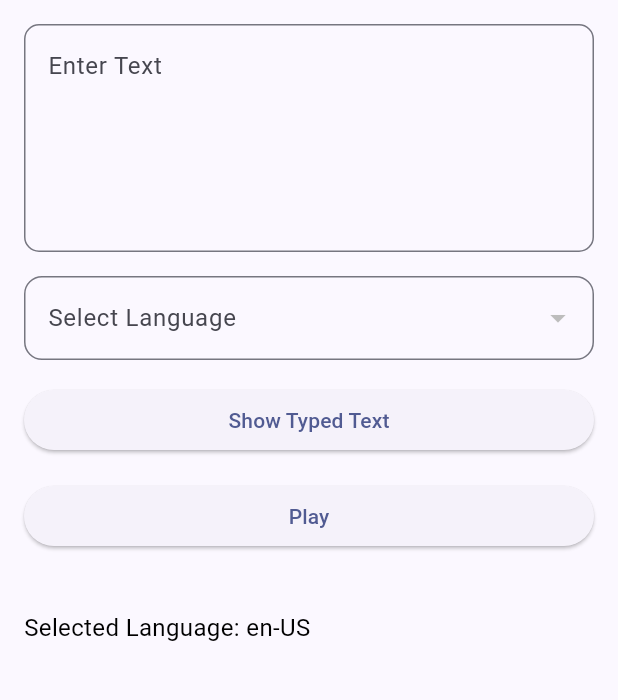
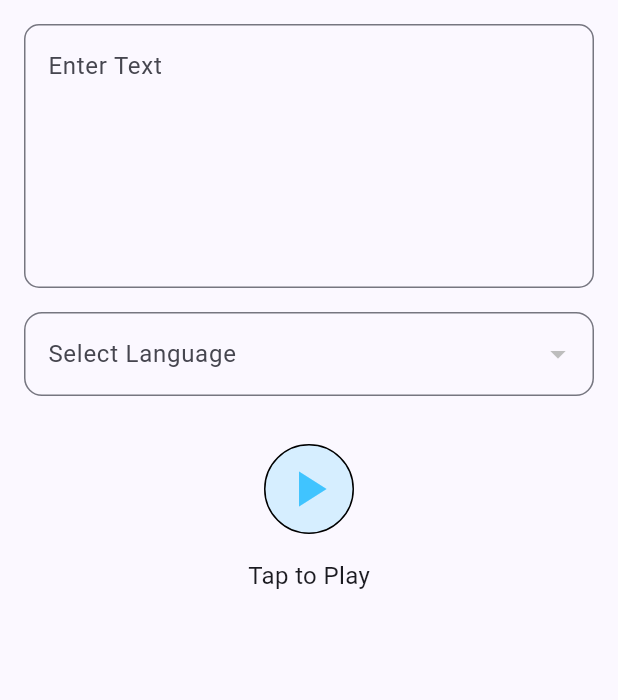
Before and after one commit to adnancod/flutter_text_to_speech, a Flutter app: the screen it shows after launch, on a phone screen of 412 x 824 dp, the part 84-784 px from its top. Run offline on Flutter 3.47's test engine with Material 3 defaults, Android fonts, the phone set to English and light mode, and no system bars; our stand-ins replace flutter_tts, get.

Commit message:
Added the fully functional Play/pause and resolved other minor issues

```diff
--- a/lib/view/home_screen.dart
+++ b/lib/view/home_screen.dart
@@ -1,5 +1,7 @@
 import 'package:flutter/material.dart';
-import 'package:flutter_text_to_speech/utils/languages_name.dart';
+import 'package:flutter_text_to_speech/view/widgets/drop_down_languages.dart';
+import 'package:flutter_text_to_speech/view/widgets/my_text_field.dart';
+import 'package:flutter_text_to_speech/view/widgets/play_button.dart';
 import 'package:get/get.dart';
 import '../view_controller/tts_controller.dart';
 
@@ -19,60 +21,12 @@
       body: SingleChildScrollView(
         padding: const EdgeInsets.all(16),
         child: Column(
-          crossAxisAlignment: CrossAxisAlignment.stretch,
           children: [
-            TextFormField(
-              controller: controller.textController,
-              maxLines: 5,
-              onTapOutside: (event) => FocusScope.of(context).unfocus(),
-              decoration: InputDecoration(
-                hintText: 'Enter Text',
-                border: OutlineInputBorder(
-                  borderRadius: BorderRadius.circular(10),
-                ),
-              ),
-            ),
+            MyTextField(controller: controller),
             const SizedBox(height: 16),
-            Obx(() {
-              return DropdownButtonFormField(
-                decoration: InputDecoration(
-                  labelText: 'Select Language',
-                  border: OutlineInputBorder(
-                    borderRadius: BorderRadius.circular(12),
-                  ),
-                  focusedBorder: OutlineInputBorder(
-                    borderRadius: BorderRadius.circular(12),
-                    borderSide: BorderSide(
-                      color: Colors.grey, // same color as unfocused
-                      width: 1.0,
-                    ),
-                  ),
-                  contentPadding: const EdgeInsets.symmetric(horizontal: 12, vertical: 16),
-                ),
-                value: controller.selectedLanguage.value,
-                items: controller.languages.map((String language) {
-                  return DropdownMenuItem(
-                    value: language,
-                    child: Text(LanguageNames.languageNames[language] ?? language),
-                  );
-                }).toList(),
-                onChanged: (String? newValue) {
-                  if (newValue != null) {
-                    controller.selectedLanguage.value = newValue;
-                  }
-                },
-              );
-            }),
-            const SizedBox(height: 16),
-            ElevatedButton(
-              onPressed: controller.onShowTextPressed,
-              child: Text('Show Typed Text'),
-            ),
-            const SizedBox(height: 16),
-            ElevatedButton(
-              onPressed: controller.speakText,
-              child: Text('Play'),
-            ),
+            DropDownLanguages(controller: controller),
+            const SizedBox(height: 32),
+            PlayButton(controller: controller),
             const SizedBox(height: 16),
             Obx(() {
               return Text(
@@ -80,10 +34,6 @@
                 style: const TextStyle(fontSize: 16),
               );
             }),
-            Obx(() => Text(
-              "Selected Language: ${controller.selectedLanguage.value}",
-              style: TextStyle(fontSize: 16, color: Colors.black),
-            )),
           ],
         ),
       ),
--- /dev/null
+++ b/lib/view/widgets/drop_down_languages.dart
@@ -0,0 +1,47 @@
+import 'package:flutter/material.dart';
+import 'package:get/get_state_manager/src/rx_flutter/rx_obx_widget.dart';
+
+import '../../utils/languages_name.dart';
+import '../../view_controller/tts_controller.dart';
+
+class DropDownLanguages extends StatelessWidget {
+  final TtsController controller;
+  const DropDownLanguages({super.key, required this.controller});
+
+  @override
+  Widget build(BuildContext context) {
+    return Obx(() {
+      return DropdownButtonFormField(
+        decoration: InputDecoration(
+          labelText: 'Select Language',
+          border: OutlineInputBorder(
+            borderRadius: BorderRadius.circular(12),
+          ),
+          focusedBorder: OutlineInputBorder(
+            borderRadius: BorderRadius.circular(12),
+            borderSide: BorderSide(
+              color: Colors.grey, // same color as unfocused
+              width: 1.0,
+            ),
+          ),
+          contentPadding: const EdgeInsets.symmetric(
+              horizontal: 12, vertical: 16),
+        ),
+        value: controller.selectedLanguage.value,
+        items: controller.languages.map((String language) {
+          return DropdownMenuItem(
+            value: language,
+            child: Text(
+                LanguageNames.languageNames[language] ?? language),
+          );
+        }).toList(),
+        onChanged: (String? newValue) {
+          if (newValue != null) {
+            controller.selectedLanguage.value = newValue;
+            controller.checkLanguageSupport(newValue);
+          }
+        },
+      );
+    });
+  }
+}
--- /dev/null
+++ b/lib/view/widgets/my_text_field.dart
@@ -0,0 +1,22 @@
+import 'package:flutter/material.dart';
+import 'package:flutter_text_to_speech/view_controller/tts_controller.dart';
+
+class MyTextField extends StatelessWidget {
+  final TtsController controller;
+  const MyTextField({super.key, required this.controller});
+
+  @override
+  Widget build(BuildContext context) {
+    return TextFormField(
+      controller: controller.textController,
+      maxLines: 6,
+      onTapOutside: (event) => FocusScope.of(context).unfocus(),
+      decoration: InputDecoration(
+        hintText: 'Enter Text',
+        border: OutlineInputBorder(
+          borderRadius: BorderRadius.circular(10),
+        ),
+      ),
+    );
+  }
+}
--- /dev/null
+++ b/lib/view/widgets/play_button.dart
@@ -0,0 +1,32 @@
+import 'package:flutter/material.dart';
+import 'package:flutter_text_to_speech/view_controller/tts_controller.dart';
+import 'package:get/get_state_manager/src/rx_flutter/rx_obx_widget.dart';
+
+class PlayButton extends StatelessWidget {
+  final TtsController controller;
+
+  const PlayButton({super.key, required this.controller});
+
+  @override
+  Widget build(BuildContext context) {
+    return GestureDetector(
+      onTap: controller.togglePlayPause,
+      child: Container(
+        height: 60,
+        width: 60,
+        decoration: BoxDecoration(
+          borderRadius: BorderRadius.circular(50),
+          border: Border.all(),
+          color: Colors.lightBlueAccent.withOpacity(0.2),
+        ),
+        child: Obx(() {
+          return Icon(
+            controller.isPlaying.value ? Icons.pause : Icons.play_arrow,
+            size: 40,
+            color: Colors.lightBlueAccent,
+          );
+        }),
+      ),
+    );
+  }
+}
```
Also changed, not shown: lib/view_controller/tts_controller.dart (+34 -9 lines).
